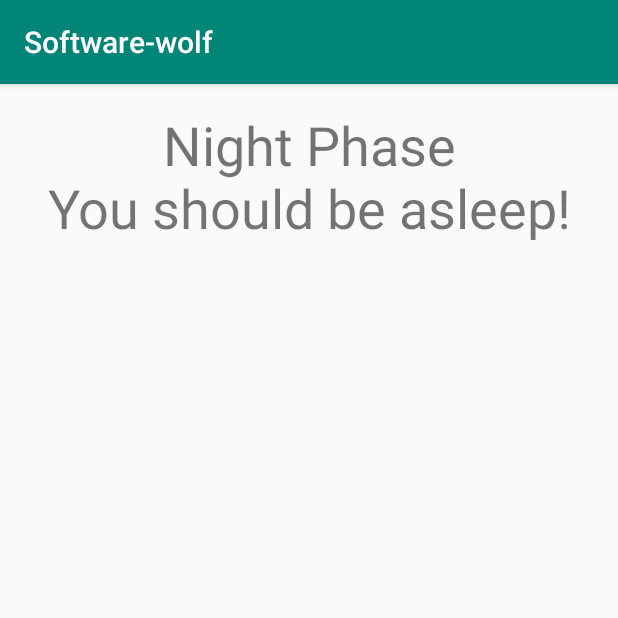
After one commit to michaelrfoster/Software-wolf, an Android app: the BoringNightActivity screen opened directly, with no data from a screen before it, on a phone screen of 412 x 824 dp, the top half of it. The commit adds this screen. Run offline under Robolectric (Android 15) with nearby library versions, the phone set to English and light mode, and no system bars; our stand-ins replace Firebase (no records; nobody signed in at launch, a user with empty details on screens opened directly).

Commit message:
Added boring night for villagers and fixed role bug

```diff
--- a/app/src/main/AndroidManifest.xml
+++ b/app/src/main/AndroidManifest.xml
@@ -9,6 +9,7 @@
         android:roundIcon="@mipmap/ic_launcher_round"
         android:supportsRtl="true"
         android:theme="@style/AppTheme">
+        <activity android:name=".BoringNightActivity"></activity>
         <activity android:name=".ResultsActivity" />
         <activity android:name=".NightActivity" />
         <activity android:name=".DayActivity" />
@@ -20,7 +21,7 @@
                 <category android:name="android.intent.category.LAUNCHER" />
             </intent-filter>
         </activity>
-        <activity android:name=".MainActivity"></activity>
+        <activity android:name=".MainActivity" />
     </application>
 
 </manifest>
--- /dev/null
+++ b/app/src/main/java/com/mrfoster/software_wolf/BoringNightActivity.java
@@ -0,0 +1,58 @@
+package com.mrfoster.software_wolf;
+
+import androidx.appcompat.app.AppCompatActivity;
+
+import android.content.Intent;
+import android.os.Bundle;
+import android.util.Log;
+
+import com.google.firebase.database.DataSnapshot;
+import com.google.firebase.database.DatabaseError;
+import com.google.firebase.database.ValueEventListener;
+
+public class BoringNightActivity extends AppCompatActivity {
+
+    private static final String TAG = "BoringNightActivity";
+
+
+    @Override
+    protected void onCreate(Bundle savedInstanceState) {
+        super.onCreate(savedInstanceState);
+        setContentView(R.layout.activity_boring_night);
+
+        ValueEventListener gameStateListener = new ValueEventListener() {
+            @Override
+            public void onDataChange(DataSnapshot dataSnapshot) {
+                Log.d(TAG, "The state is " + StaticVars.game_state.toString());
+                if ((StaticVars.game_state.equals("night_state")) && dataSnapshot.getValue().toString().equals("day_state")) {
+                    openDayActivity();
+                } else if ((StaticVars.game_state.equals("night_state")) && dataSnapshot.getValue().toString().equals("result_state")) {
+                    openResultsActivity();
+                }
+            }
+
+            @Override
+            public void onCancelled(DatabaseError databaseError) {
+                // Getting Post failed, log a message
+                Log.w(TAG, "loadPost:onCancelled", databaseError.toException());
+                // ...
+            }
+        };
+        StaticVars.gameStateReference.addValueEventListener(gameStateListener);
+
+    }
+
+    private void openDayActivity() {
+        StaticVars.game_state = "day_state";
+        Intent intent = new Intent(this, DayActivity.class);
+        startActivity(intent);
+        finish();
+    }
+
+    private void openResultsActivity() {
+        StaticVars.game_state = "result_state";
+        Intent intent = new Intent(this, ResultsActivity.class);
+        startActivity(intent);
+        finish();
+    }
+}
--- a/app/src/main/java/com/mrfoster/software_wolf/DayActivity.java
+++ b/app/src/main/java/com/mrfoster/software_wolf/DayActivity.java
@@ -95,7 +95,11 @@ public class DayActivity extends AppCompatActivity {
 
     private void openNightActivity() {
         StaticVars.game_state = "night_state";
-        Intent intent = new Intent(this, NightActivity.class);
+        Intent intent;
+        if (StaticVars.player.getRole() == Player.Role.Werewolf)
+            intent = new Intent(this, NightActivity.class);
+        else
+            intent = new Intent(this, BoringNightActivity.class);
         startActivity(intent);
         finish();
     }
--- /dev/null
+++ b/app/src/main/res/layout/activity_boring_night.xml
@@ -0,0 +1,21 @@
+<?xml version="1.0" encoding="utf-8"?>
+<androidx.constraintlayout.widget.ConstraintLayout xmlns:android="http://schemas.android.com/apk/res/android"
+    xmlns:app="http://schemas.android.com/apk/res-auto"
+    xmlns:tools="http://schemas.android.com/tools"
+    android:layout_width="match_parent"
+    android:layout_height="match_parent"
+    tools:context=".BoringNightActivity">
+
+    <TextView
+        android:id="@+id/labelTextView"
+        android:layout_width="wrap_content"
+        android:layout_height="wrap_content"
+        android:layout_marginTop="16dp"
+        android:gravity="center"
+        android:text="Night Phase\nYou should be asleep!"
+        android:textSize="36sp"
+        app:layout_constraintEnd_toEndOf="parent"
+        app:layout_constraintStart_toStartOf="parent"
+        app:layout_constraintTop_toTopOf="parent" />
+
+</androidx.constraintlayout.widget.ConstraintLayout>
```
Also changed, not shown: app/src/main/java/com/mrfoster/software_wolf/RoleActivity.java (+21 -16 lines).
